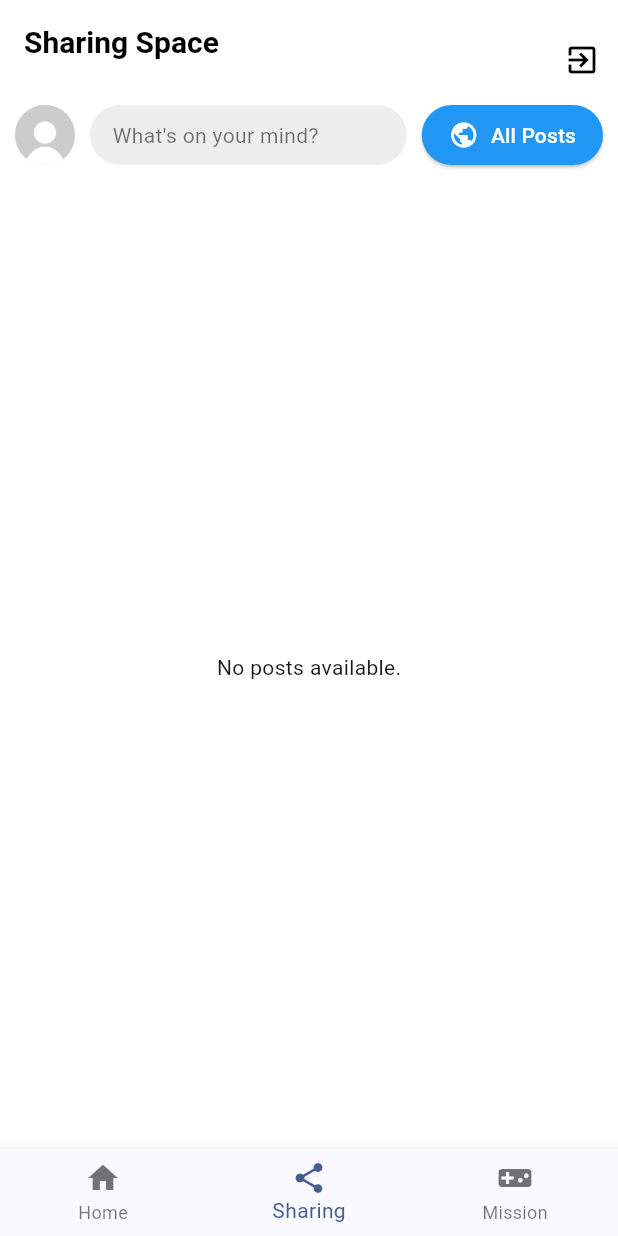
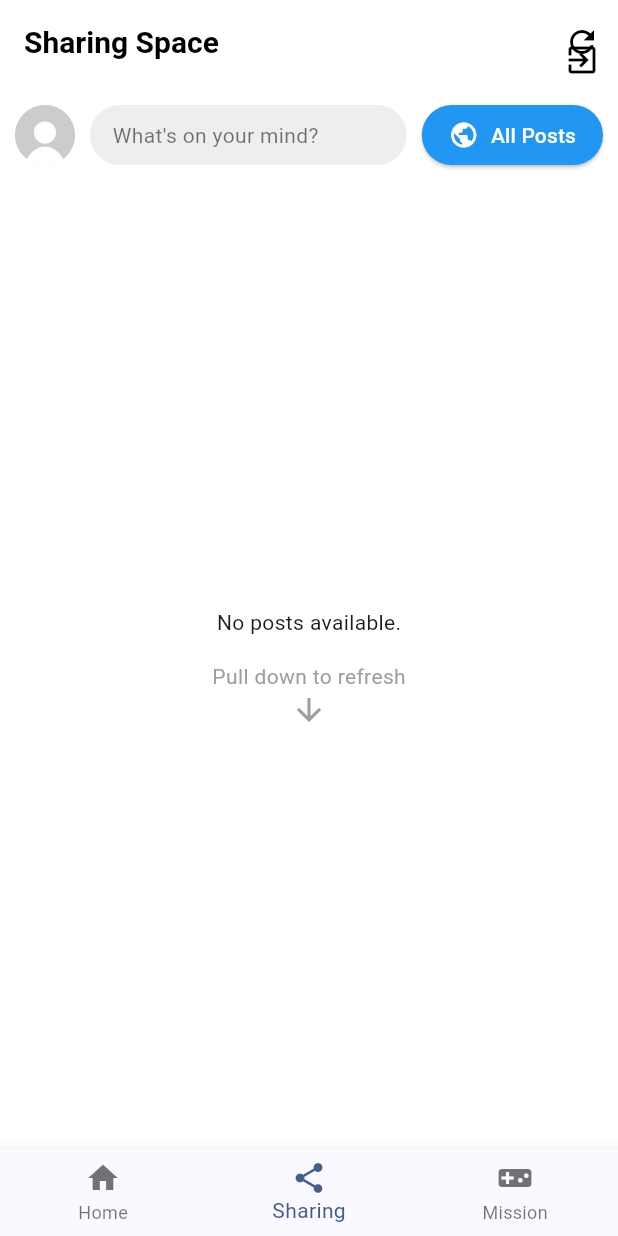
Before and after one commit to Yung729/blindmate, a Flutter app: the screen it shows once a user with an empty profile is signed in, item 2 of the bottom bar chosen, on a phone screen of 412 x 824 dp. Run offline on Flutter 3.47's test engine with Material 3 defaults, Android fonts, the phone set to English and light mode, and no system bars; our stand-ins replace animated_text_kit, cloud_firestore, confetti, device_info_plus, firebase_auth, firebase_core and 6 more; missing offline and left inert: metadata_fetch; accounts and stored records are empty; network calls fail.

Commit message:
added force refresh screen

```diff
--- a/lib/views/screens/sharing_screen.dart
+++ b/lib/views/screens/sharing_screen.dart
@@ -64,6 +64,17 @@ class SharingScreenState extends State<SharingScreen> {
   void dispose() {
     _scrollController.dispose();
     super.dispose();
+  }
+
+  // Method to refresh posts when pulled down
+  Future<void> _refreshPosts() async {
+    // Reset any state if needed
+    setState(() {
+      _expandedPosts.clear();
+    });
+
+    // Reinitialize data
+    await _eventHandler.init();
   }
 
   String getTimeAgo(DateTime postTime) {
@@ -169,49 +180,33 @@ class SharingScreenState extends State<SharingScreen> {
         );
 
         return Scaffold(
-          appBar: AppBar(title: const Text("Sharing Space")),
+          appBar: AppBar(
+            title: const Text("Sharing Space"),
+            actions: [
+              IconButton(
+                icon: const Icon(Icons.refresh),
+                onPressed: _refreshPosts,
+                tooltip: 'Refresh posts',
+              ),
+            ],
+          ),
           body: Stack(
             children: [
               Column(
                 children: [
                   _buildCreatePostAndToggleRow(),
                   Expanded(
-                    child:
-                        _showMyPostsOnly
-                            ? MyPostsList(
-                              posts: displayedPosts,
-                              userId: widget.userId,
-                              avatarUrl: widget.avatarImg,
-                              scrollController: _scrollController,
-                              expandedPosts: _expandedPosts,
-                              maxLinesCollapsed: _maxLinesCollapsed,
-                              onShowPostOptions:
-                                  (post) => _showPostOptions(context, post),
-                              onPlayMusic: (post) {
-                                // Use MusicPlayerState to play music globally
-                                final musicUrl = post['musicUrl'];
-                                final musicTitle = post['musicTitle'];
-                                if (musicUrl != null) {
-                                  context.read<MusicPlayerState>().playMusic(
-                                    musicUrl,
-                                    musicTitle,
-                                  );
-                                }
-                              },
-                              getTimeAgo: getTimeAgo,
-                              onExpand: (postId) {
-                                setState(() => _expandedPosts.add(postId));
-                              },
-                              onCollapse: (postId) {
-                                setState(() => _expandedPosts.remove(postId));
-                              },
-                              onDeleteSelected: _handleDeleteSelected,
-                              onToggleVisibility: _handleToggleVisibility,
-                              isMusicPlaying: isMusicPlaying,
-                              musicPlayerHeight: musicPlayerHeight,
-                              musicPlayerExists: musicPlayerExists,
+                    child: RefreshIndicator(
+                      onRefresh: _refreshPosts,
+                      child: _showMyPostsOnly
+                          ? _buildMyPostsListWithRefresh(
+                              displayedPosts,
+                              isMusicPlaying,
+                              musicPlayerHeight,
+                              musicPlayerExists,
                             )
-                            : _buildSharedContentList(displayedPosts),
+                          : _buildSharedContentList(displayedPosts),
+                    ),
                   ),
                 ],
               ),
@@ -235,6 +230,46 @@ class SharingScreenState extends State<SharingScreen> {
           ),
         );
       },
+    );
+  }
+
+  Widget _buildMyPostsListWithRefresh(
+    List<Map<String, dynamic>> posts,
+    bool isMusicPlaying,
+    double musicPlayerHeight,
+    bool musicPlayerExists,
+  ) {
+    return MyPostsList(
+      posts: posts,
+      userId: widget.userId,
+      avatarUrl: widget.avatarImg,
+      scrollController: _scrollController,
+      expandedPosts: _expandedPosts,
+      maxLinesCollapsed: _maxLinesCollapsed,
+      onShowPostOptions: (post) => _showPostOptions(context, post),
+      onPlayMusic: (post) {
+        // Use MusicPlayerState to play music globally
+        final musicUrl = post['musicUrl'];
+        final musicTitle = post['musicTitle'];
+        if (musicUrl != null) {
+          context.read<MusicPlayerState>().playMusic(
+                musicUrl,
+                musicTitle,
+              );
+        }
+      },
+      getTimeAgo: getTimeAgo,
+      onExpand: (postId) {
+        setState(() => _expandedPosts.add(postId));
+      },
+      onCollapse: (postId) {
+        setState(() => _expandedPosts.remove(postId));
+      },
+      onDeleteSelected: _handleDeleteSelected,
+      onToggleVisibility: _handleToggleVisibility,
+      isMusicPlaying: isMusicPlaying,
+      musicPlayerHeight: musicPlayerHeight,
+      musicPlayerExists: musicPlayerExists,
     );
   }
 
@@ -331,7 +366,17 @@ class SharingScreenState extends State<SharingScreen> {
     }
 
     if (posts.isEmpty && !_sharingState.isLoading) {
-      return const Center(child: Text("No posts available."));
+      return Center(
+        child: Column(
+          mainAxisAlignment: MainAxisAlignment.center,
+          children: [
+            const Text("No posts available."),
+            const SizedBox(height: 16),
+            const Text("Pull down to refresh", style: TextStyle(color: Colors.grey)),
+            const Icon(Icons.arrow_downward, color: Colors.grey),
+          ],
+        ),
+      );
     }
 
     // Get music player status to determine padding
@@ -340,7 +385,7 @@ class SharingScreenState extends State<SharingScreen> {
 
     return ListView.builder(
       controller: _scrollController,
-      physics: const AlwaysScrollableScrollPhysics(),
+      physics: const AlwaysScrollableScrollPhysics(), // Important for pull-to-refresh
       // Add padding at the bottom when music player exists
       padding: EdgeInsets.only(
         bottom:
```
